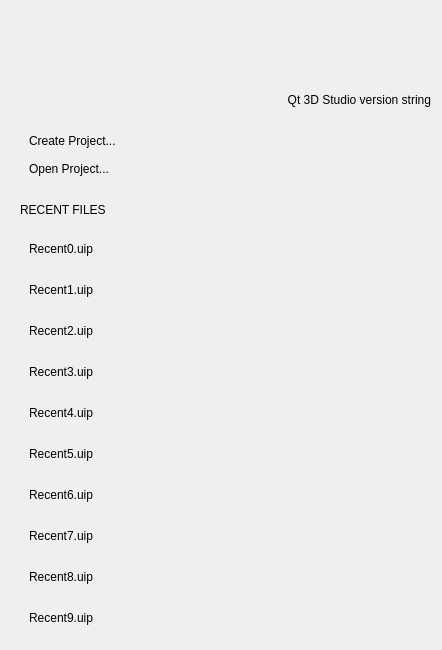
Qt form src/Authoring/Studio/UI/StartupDlg.ui (flyhex/qt3dstudio) before a commit.
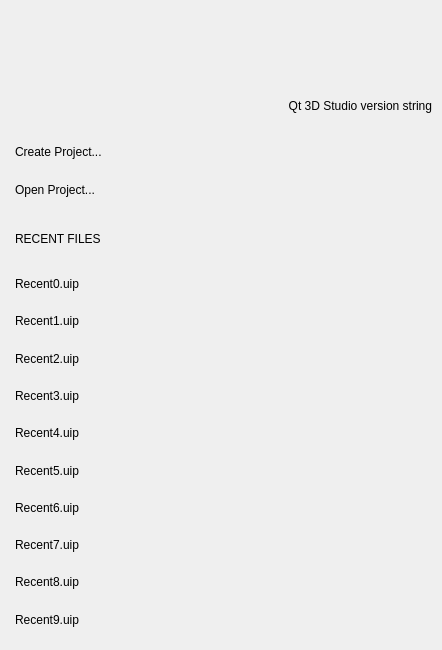
The same form after that commit. Custom widgets are drawn as their Qt base class.

Commit message:
Fix startup dialog background on high-DPI
Task-number: QT3DS-2391

Diff of the .ui file:
```diff
--- a/src/Authoring/Studio/UI/StartupDlg.ui
+++ b/src/Authoring/Studio/UI/StartupDlg.ui
@@ -15,7 +15,7 @@
   </property>
   <layout class="QVBoxLayout" name="verticalLayout">
    <property name="leftMargin">
-    <number>20</number>
+    <number>0</number>
    </property>
    <property name="topMargin">
     <number>0</number>
@@ -27,59 +27,26 @@
     <number>0</number>
    </property>
    <item>
-    <spacer name="verticalSpacer_4">
-     <property name="orientation">
-      <enum>Qt::Vertical</enum>
+    <layout class="QVBoxLayout" name="verticalLayout_4">
+     <property name="spacing">
+      <number>-1</number>
      </property>
-     <property name="sizeType">
-      <enum>QSizePolicy::Fixed</enum>
-     </property>
-     <property name="sizeHint" stdset="0">
-      <size>
-       <width>20</width>
-       <height>90</height>
-      </size>
-     </property>
-    </spacer>
-   </item>
-   <item>
-    <widget class="QWidget" name="widget" native="true">
-     <property name="sizePolicy">
-      <sizepolicy hsizetype="Preferred" vsizetype="Fixed">
-       <horstretch>0</horstretch>
-       <verstretch>0</verstretch>
-      </sizepolicy>
-     </property>
-     <layout class="QHBoxLayout" name="horizontalLayout">
       <property name="leftMargin">
-       <number>0</number>
+      <number>15</number>
       </property>
       <property name="topMargin">
-       <number>0</number>
+      <number>90</number>
       </property>
       <property name="rightMargin">
-       <number>0</number>
+      <number>10</number>
       </property>
       <property name="bottomMargin">
-       <number>0</number>
-      </property>
-      <item>
-       <spacer name="horizontalSpacer_2">
-        <property name="orientation">
-         <enum>Qt::Horizontal</enum>
-        </property>
-        <property name="sizeHint" stdset="0">
-         <size>
-          <width>40</width>
-          <height>20</height>
-         </size>
-        </property>
-       </spacer>
-      </item>
+      <number>15</number>
+     </property>
       <item>
        <widget class="QLabel" name="versionStr">
         <property name="sizePolicy">
-         <sizepolicy hsizetype="Fixed" vsizetype="Preferred">
+        <sizepolicy hsizetype="Expanding" vsizetype="Preferred">
           <horstretch>0</horstretch>
           <verstretch>0</verstretch>
          </sizepolicy>
@@ -93,25 +60,6 @@
        </widget>
       </item>
       <item>
-       <spacer name="horizontalSpacer">
-        <property name="orientation">
-         <enum>Qt::Horizontal</enum>
-        </property>
-        <property name="sizeType">
-         <enum>QSizePolicy::Fixed</enum>
-        </property>
-        <property name="sizeHint" stdset="0">
-         <size>
-          <width>11</width>
-          <height>20</height>
-         </size>
-        </property>
-       </spacer>
-      </item>
-     </layout>
-    </widget>
-   </item>
-   <item>
     <spacer name="verticalSpacer_3">
      <property name="orientation">
       <enum>Qt::Vertical</enum>
@@ -128,21 +76,9 @@
     </spacer>
    </item>
    <item>
-    <widget class="QWidget" name="widget_2" native="true">
-     <property name="sizePolicy">
-      <sizepolicy hsizetype="Preferred" vsizetype="Fixed">
-       <horstretch>0</horstretch>
-       <verstretch>0</verstretch>
-      </sizepolicy>
-     </property>
-     <layout class="QVBoxLayout" name="verticalLayout_2">
-      <property name="spacing">
-       <number>14</number>
-      </property>
-      <item>
        <widget class="ClickableLabel" name="newDocument">
         <property name="sizePolicy">
-         <sizepolicy hsizetype="Preferred" vsizetype="Fixed">
+        <sizepolicy hsizetype="Expanding" vsizetype="Preferred">
           <horstretch>0</horstretch>
           <verstretch>0</verstretch>
          </sizepolicy>
@@ -161,7 +97,7 @@
       <item>
        <widget class="ClickableLabel" name="openDocument">
         <property name="sizePolicy">
-         <sizepolicy hsizetype="Preferred" vsizetype="Fixed">
+        <sizepolicy hsizetype="Expanding" vsizetype="Preferred">
           <horstretch>0</horstretch>
           <verstretch>0</verstretch>
          </sizepolicy>
@@ -177,25 +113,6 @@
         </property>
        </widget>
       </item>
-     </layout>
-    </widget>
-   </item>
-   <item>
-    <spacer name="verticalSpacer_5">
-     <property name="orientation">
-      <enum>Qt::Vertical</enum>
-     </property>
-     <property name="sizeType">
-      <enum>QSizePolicy::Fixed</enum>
-     </property>
-     <property name="sizeHint" stdset="0">
-      <size>
-       <width>20</width>
-       <height>0</height>
-      </size>
-     </property>
-    </spacer>
-   </item>
    <item>
     <spacer name="verticalSpacer">
      <property name="orientation">
@@ -215,11 +132,17 @@
    <item>
     <widget class="QLabel" name="recentDocLabel">
      <property name="sizePolicy">
-      <sizepolicy hsizetype="Preferred" vsizetype="Fixed">
+        <sizepolicy hsizetype="Expanding" vsizetype="Preferred">
        <horstretch>0</horstretch>
        <verstretch>0</verstretch>
       </sizepolicy>
      </property>
+       <property name="font">
+        <font>
+         <weight>50</weight>
+         <bold>false</bold>
+        </font>
+       </property>
      <property name="text">
       <string>RECENT FILES</string>
      </property>
@@ -248,15 +171,13 @@
     </spacer>
    </item>
    <item>
-    <layout class="QVBoxLayout" name="recentList">
-     <property name="leftMargin">
-      <number>9</number>
-     </property>
-     <property name="bottomMargin">
-      <number>15</number>
-     </property>
-     <item>
       <widget class="ClickableLabel" name="recent0">
+       <property name="sizePolicy">
+        <sizepolicy hsizetype="Expanding" vsizetype="Preferred">
+         <horstretch>0</horstretch>
+         <verstretch>0</verstretch>
+        </sizepolicy>
+       </property>
        <property name="text">
         <string>Recent0.uip</string>
        </property>
@@ -270,6 +191,12 @@
      </item>
      <item>
       <widget class="ClickableLabel" name="recent1">
+       <property name="sizePolicy">
+        <sizepolicy hsizetype="Expanding" vsizetype="Preferred">
+         <horstretch>0</horstretch>
+         <verstretch>0</verstretch>
+        </sizepolicy>
+       </property>
        <property name="text">
         <string>Recent1.uip</string>
        </property>
@@ -283,6 +210,12 @@
      </item>
      <item>
       <widget class="ClickableLabel" name="recent2">
+       <property name="sizePolicy">
+        <sizepolicy hsizetype="Expanding" vsizetype="Preferred">
+         <horstretch>0</horstretch>
+         <verstretch>0</verstretch>
+        </sizepolicy>
+       </property>
        <property name="text">
         <string>Recent2.uip</string>
        </property>
@@ -296,6 +229,12 @@
      </item>
      <item>
       <widget class="ClickableLabel" name="recent3">
+       <property name="sizePolicy">
+        <sizepolicy hsizetype="Expanding" vsizetype="Preferred">
+         <horstretch>0</horstretch>
+         <verstretch>0</verstretch>
+        </sizepolicy>
+       </property>
        <property name="text">
         <string>Recent3.uip</string>
        </property>
@@ -309,6 +248,12 @@
      </item>
      <item>
       <widget class="ClickableLabel" name="recent4">
+       <property name="sizePolicy">
+        <sizepolicy hsizetype="Expanding" vsizetype="Preferred">
+         <horstretch>0</horstretch>
+         <verstretch>0</verstretch>
+        </sizepolicy>
+       </property>
        <property name="text">
         <string>Recent4.uip</string>
        </property>
@@ -322,6 +267,12 @@
      </item>
      <item>
       <widget class="ClickableLabel" name="recent5">
+       <property name="sizePolicy">
+        <sizepolicy hsizetype="Expanding" vsizetype="Preferred">
+         <horstretch>0</horstretch>
+         <verstretch>0</verstretch>
+        </sizepolicy>
+       </property>
        <property name="text">
         <string>Recent5.uip</string>
        </property>
@@ -335,6 +286,12 @@
      </item>
      <item>
       <widget class="ClickableLabel" name="recent6">
+       <property name="sizePolicy">
+        <sizepolicy hsizetype="Expanding" vsizetype="Preferred">
+         <horstretch>0</horstretch>
+         <verstretch>0</verstretch>
+        </sizepolicy>
+       </property>
        <property name="text">
         <string>Recent6.uip</string>
        </property>
@@ -348,6 +305,12 @@
      </item>
      <item>
       <widget class="ClickableLabel" name="recent7">
+       <property name="sizePolicy">
+        <sizepolicy hsizetype="Expanding" vsizetype="Preferred">
+         <horstretch>0</horstretch>
+         <verstretch>0</verstretch>
+        </sizepolicy>
+       </property>
        <property name="text">
         <string>Recent7.uip</string>
        </property>
@@ -361,6 +324,12 @@
      </item>
      <item>
       <widget class="ClickableLabel" name="recent8">
+       <property name="sizePolicy">
+        <sizepolicy hsizetype="Expanding" vsizetype="Preferred">
+         <horstretch>0</horstretch>
+         <verstretch>0</verstretch>
+        </sizepolicy>
+       </property>
        <property name="text">
         <string>Recent8.uip</string>
        </property>
@@ -374,6 +343,12 @@
      </item>
      <item>
       <widget class="ClickableLabel" name="recent9">
+       <property name="sizePolicy">
+        <sizepolicy hsizetype="Expanding" vsizetype="Preferred">
+         <horstretch>0</horstretch>
+         <verstretch>0</verstretch>
+        </sizepolicy>
+       </property>
        <property name="text">
         <string>Recent9.uip</string>
        </property>
```
Lines whose indentation alone changed are shown as unchanged. The commit also changes 1 other file.
